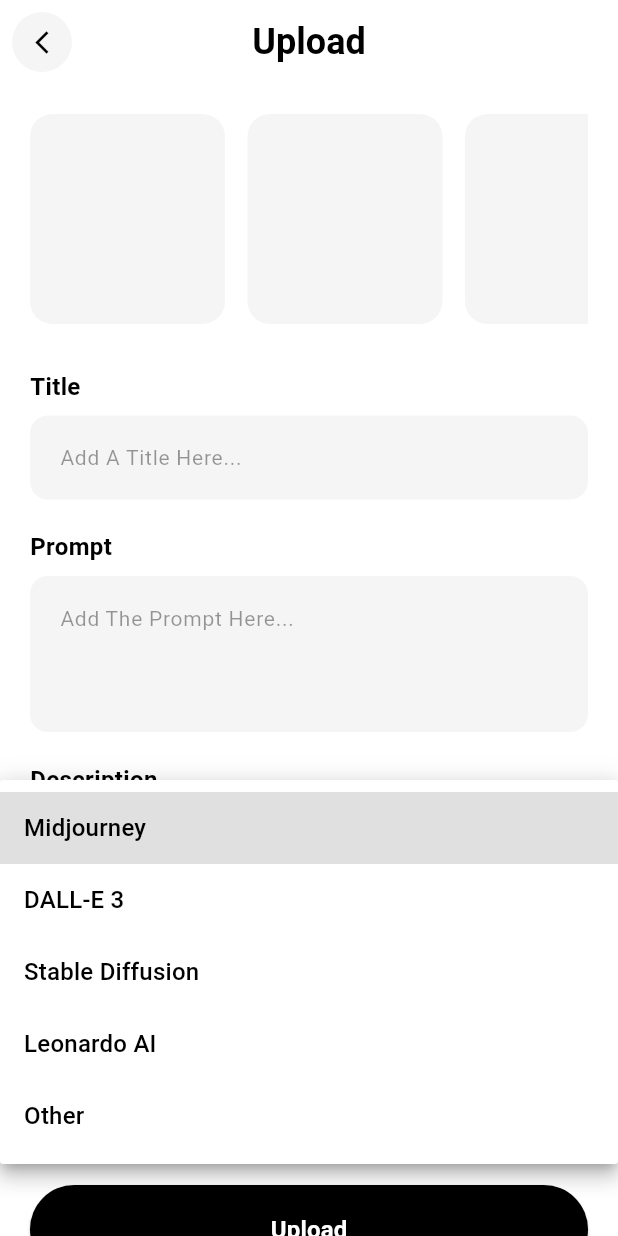
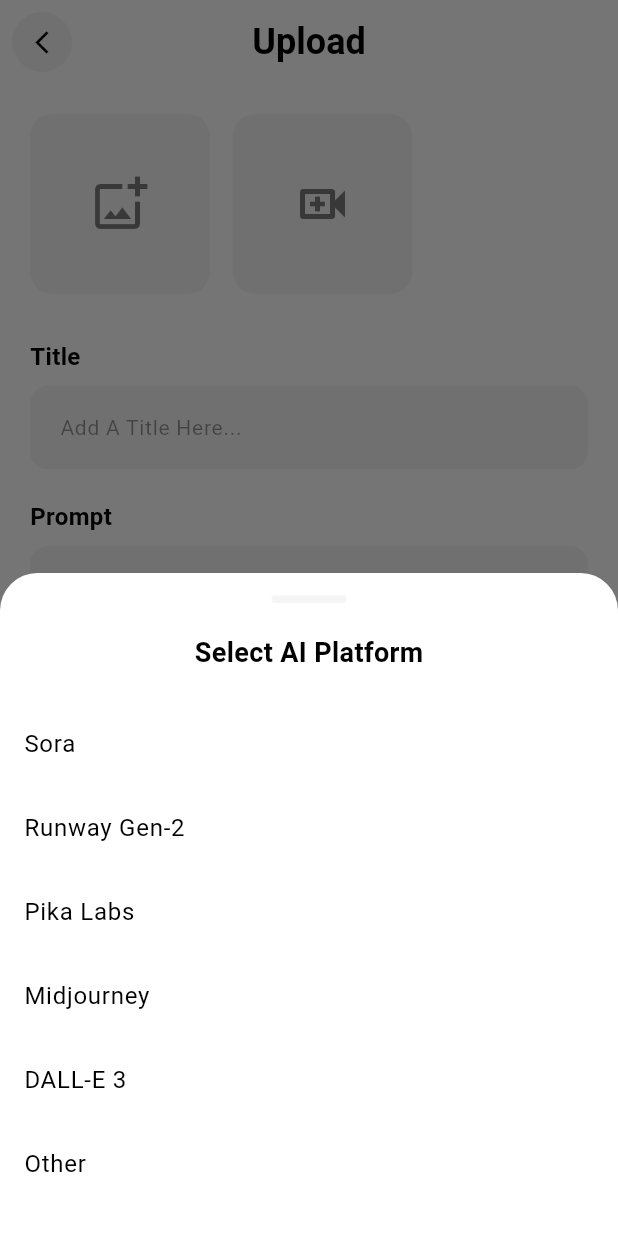
Before and after one commit to chathushkaimasara/ReGen, a Flutter app: the UploadScreen screen opened directly, after a tap on "Select The Platform", on a phone screen of 412 x 824 dp. Run offline on Flutter 3.47's test engine with Material 3 defaults, Android fonts, the phone set to English and light mode, and no system bars; our stand-ins replace cloud_firestore, firebase_auth, firebase_core, image_picker, shared_preferences, video_player; accounts and stored records are empty; generated files the repository leaves out were written again; Roboto replaces fonts that are missing (SFPro).

Commit message:
Updating Upload Screen

```diff
--- a/lib/screens/upload_screen.dart
+++ b/lib/screens/upload_screen.dart
@@ -1,5 +1,10 @@
 import 'dart:ui';
+import 'dart:io';
 import 'package:flutter/material.dart';
+import 'package:image_picker/image_picker.dart';
+import 'package:firebase_auth/firebase_auth.dart';
+import '../services/storage_service.dart';
+import '../services/database_service.dart';
 
 class UploadScreen extends StatefulWidget {
   const UploadScreen({super.key});
@@ -9,110 +14,213 @@
 }
 
 class _UploadScreenState extends State<UploadScreen> {
+  final TextEditingController _titleController = TextEditingController();
+  final TextEditingController _promptController = TextEditingController();
+  final TextEditingController _descController = TextEditingController();
   String? selectedPlatform;
+
+  File? _selectedFile;
+  bool _isVideo = false;
+  bool _isPickingMedia = false;
+  bool _isUploading = false;
+
+  final List<String> _platforms = ['Sora', 'Runway Gen-2', 'Pika Labs', 'Midjourney', 'DALL-E 3', 'Other'];
+
+  Future<void> _pickMedia(bool pickVideo) async {
+    if (_isPickingMedia) return;
+    setState(() => _isPickingMedia = true);
+
+    try {
+      final picker = ImagePicker();
+      final pickedFile = pickVideo
+          ? await picker.pickVideo(source: ImageSource.gallery)
+          : await picker.pickImage(source: ImageSource.gallery);
+
+      if (pickedFile != null) {
+        setState(() {
+          _selectedFile = File(pickedFile.path);
+          _isVideo = pickVideo;
+        });
+      }
+    } catch (e) {
+      debugPrint("Error picking media: $e");
+    } finally {
+      setState(() => _isPickingMedia = false);
+    }
+  }
+
+  void _showPlatformPicker() {
+    showModalBottomSheet(
+      context: context,
+      backgroundColor: Theme.of(context).scaffoldBackgroundColor,
+      shape: const RoundedRectangleBorder(borderRadius: BorderRadius.vertical(top: Radius.circular(25))),
+      builder: (context) {
+        return SafeArea(
+          child: Column(
+            mainAxisSize: MainAxisSize.min,
+            children: [
+              const SizedBox(height: 15),
+              Container(height: 5, width: 50, decoration: BoxDecoration(color: Theme.of(context).colorScheme.secondary, borderRadius: BorderRadius.circular(10))),
+              const Padding(
+                padding: EdgeInsets.all(20),
+                child: Text('Select AI Platform', style: TextStyle(fontSize: 18, fontWeight: FontWeight.bold)),
+              ),
+              ..._platforms.map((platform) => ListTile(
+                title: Text(platform, style: const TextStyle(fontSize: 16)),
+                trailing: selectedPlatform == platform ? Icon(Icons.check_circle, color: Theme.of(context).colorScheme.primary) : null,
+                onTap: () {
+                  setState(() => selectedPlatform = platform);
+                  Navigator.pop(context);
+                },
+              )),
+              const SizedBox(height: 20),
+            ],
+          ),
+        );
+      }
+    );
+  }
+
+  void _handleUpload() async {
+    if (_selectedFile == null) {
+      ScaffoldMessenger.of(context).showSnackBar(const SnackBar(content: Text('Please select media!')));
+      return;
+    }
+    if (_titleController.text.isEmpty || selectedPlatform == null) {
+      ScaffoldMessenger.of(context).showSnackBar(const SnackBar(content: Text('Title and AI Platform are required.')));
+      return;
+    }
+
+    setState(() => _isUploading = true);
+
+    try {
+      final String userId = FirebaseAuth.instance.currentUser!.uid;
+
+      if (_isVideo) {
+        String videoUrl = await StorageService().uploadVideo(_selectedFile!);
+        await DatabaseService().createVideoPost(
+          userId: userId, videoUrl: videoUrl, title: _titleController.text.trim(),
+          prompt: _promptController.text.trim(), description: _descController.text.trim(), aiPlatform: selectedPlatform!,
+        );
+      } else {
+        String imageUrl = await StorageService().uploadPostImage(_selectedFile!, userId);
+        await DatabaseService().createPost(
+          userId: userId, imageUrl: imageUrl, title: _titleController.text.trim(),
+          prompt: _promptController.text.trim(), description: _descController.text.trim(), aiPlatform: selectedPlatform!,
+        );
+      }
+
+      if (mounted) {
+        ScaffoldMessenger.of(context).showSnackBar(const SnackBar(content: Text('Uploaded Successfully!')));
+        Navigator.pop(context);
+      }
+    } catch (e) {
+      if (mounted) ScaffoldMessenger.of(context).showSnackBar(SnackBar(content: Text(e.toString())));
+    } finally {
+      if (mounted) setState(() => _isUploading = false);
+    }
+  }
 
   @override
   Widget build(BuildContext context) {
     return Scaffold(
       extendBodyBehindAppBar: true,
       appBar: AppBar(
-        backgroundColor: Theme.of(context).scaffoldBackgroundColor.withOpacity(0.6),
+        backgroundColor: Theme.of(context).scaffoldBackgroundColor.withOpacity(0.8),
         elevation: 0,
-        scrolledUnderElevation: 0,
-        flexibleSpace: ClipRRect(
-          child: BackdropFilter(
-            filter: ImageFilter.blur(sigmaX: 10.0, sigmaY: 10.0),
-            child: Container(color: Colors.transparent),
-          ),
-        ),
         leading: Padding(
           padding: const EdgeInsets.all(8.0),
           child: Container(
-            decoration: BoxDecoration(
-              shape: BoxShape.circle,
-              color: Theme.of(context).colorScheme.secondary,
-            ),
-            child: IconButton(
-              icon: const Icon(Icons.arrow_back_ios_new, size: 18),
-              onPressed: () => Navigator.pop(context),
-            ),
+            decoration: BoxDecoration(shape: BoxShape.circle, color: Theme.of(context).colorScheme.secondary),
+            child: IconButton(icon: const Icon(Icons.arrow_back_ios_new, size: 18), onPressed: () => Navigator.pop(context)),
           ),
         ),
-        title: const Text(
-          'Upload',
-          style: TextStyle(
-            fontWeight: FontWeight.bold,
-            fontSize: 24,
-            fontFamily: 'SFPro',
-          ),
-        ),
+        title: const Text('Upload', style: TextStyle(fontWeight: FontWeight.bold, fontSize: 24, fontFamily: 'SFPro')),
         centerTitle: true,
       ),
       body: SingleChildScrollView(
-        padding: EdgeInsets.only(
-          left: 20,
-          right: 20,
-          top: MediaQuery.of(context).padding.top + kToolbarHeight + 20,
-          bottom: 20
-        ),
+        padding: EdgeInsets.only(left: 20, right: 20, top: MediaQuery.of(context).padding.top + kToolbarHeight + 20, bottom: 40),
         child: Column(
           crossAxisAlignment: CrossAxisAlignment.start,
           children: [
-            SizedBox(
-              height: 140,
-              child: ListView.builder(
-                scrollDirection: Axis.horizontal,
-                itemCount: 3,
-                itemBuilder: (context, index) {
-                  return Container(
-                    width: 130,
-                    margin: const EdgeInsets.only(right: 15),
+            Row(
+              children: [
+                GestureDetector(
+                  onTap: () => _pickMedia(false),
+                  child: Container(
+                    height: 120, width: 120,
                     decoration: BoxDecoration(
-                      color: Theme.of(context).colorScheme.secondary,
+                      color: !_isVideo && _selectedFile != null ? Colors.transparent : Theme.of(context).colorScheme.secondary,
                       borderRadius: BorderRadius.circular(15),
+                      image: !_isVideo && _selectedFile != null ? DecorationImage(image: FileImage(_selectedFile!), fit: BoxFit.cover) : null,
                     ),
-                  );
-                },
-              ),
+                    child: !_isVideo && _selectedFile != null ? null : Icon(Icons.add_photo_alternate_outlined, size: 40, color: Theme.of(context).iconTheme.color?.withOpacity(0.5)),
+                  ),
+                ),
+                const SizedBox(width: 15),
+                GestureDetector(
+                  onTap: () => _pickMedia(true),
+                  child: Container(
+                    height: 120, width: 120,
+                    decoration: BoxDecoration(
+                      color: _isVideo && _selectedFile != null ? Theme.of(context).colorScheme.primary.withOpacity(0.1) : Theme.of(context).colorScheme.secondary,
+                      borderRadius: BorderRadius.circular(15),
+                      border: _isVideo && _selectedFile != null ? Border.all(color: Theme.of(context).colorScheme.primary, width: 2) : null,
+                    ),
+                    child: _isVideo && _selectedFile != null ? Icon(Icons.video_file, size: 50, color: Theme.of(context).colorScheme.primary) : Icon(Icons.video_call_outlined, size: 40, color: Theme.of(context).iconTheme.color?.withOpacity(0.5)),
+                  ),
+                ),
+              ],
             ),
             const SizedBox(height: 30),
 
             _buildInputLabel('Title'),
-            _buildCustomTextField('Add A Title Here...', context, maxLines: 1),
+            _buildCustomTextField('Add A Title Here...', _titleController, maxLines: 1),
             const SizedBox(height: 20),
 
             _buildInputLabel('Prompt'),
-            _buildCustomTextField('Add The Prompt Here...', context, maxLines: 3),
+            _buildCustomTextField('Add The Prompt Here...', _promptController, maxLines: 3),
             const SizedBox(height: 20),
 
             _buildInputLabel('Description'),
-            _buildCustomTextField('Add A Description Here...', context, maxLines: 3),
+            _buildCustomTextField('Add A Description Here...', _descController, maxLines: 3),
             const SizedBox(height: 20),
 
             _buildInputLabel('AI Platform'),
-            _buildDropdownField(context),
-
+            GestureDetector(
+              onTap: _showPlatformPicker,
+              child: Container(
+                padding: const EdgeInsets.symmetric(horizontal: 16, vertical: 16),
+                decoration: BoxDecoration(
+                  color: Theme.of(context).colorScheme.secondary,
+                  borderRadius: BorderRadius.circular(12),
+                ),
+                child: Row(
+                  mainAxisAlignment: MainAxisAlignment.spaceBetween,
+                  children: [
+                    Text(selectedPlatform ?? 'Select The Platform', style: TextStyle(color: selectedPlatform == null ? Theme.of(context).textTheme.bodyMedium?.color?.withOpacity(0.4) : Theme.of(context).textTheme.bodyMedium?.color, fontSize: 14)),
+                    Icon(Icons.keyboard_arrow_down, color: Theme.of(context).iconTheme.color?.withOpacity(0.5)),
+                  ],
+                ),
+              ),
+            ),
             const SizedBox(height: 40),
 
             SizedBox(
               width: double.infinity,
               child: ElevatedButton(
-                onPressed: () {},
+                onPressed: _isUploading ? null : _handleUpload,
                 style: ElevatedButton.styleFrom(
-                  backgroundColor: Theme.of(context).colorScheme.primary, // Adapts button color
+                  backgroundColor: Theme.of(context).colorScheme.primary,
                   foregroundColor: Theme.of(context).scaffoldBackgroundColor,
                   padding: const EdgeInsets.symmetric(vertical: 18),
-                  shape: RoundedRectangleBorder(
-                    borderRadius: BorderRadius.circular(30),
-                  ),
+                  shape: RoundedRectangleBorder(borderRadius: BorderRadius.circular(30)),
                 ),
-                child: const Text(
-                  'Upload',
-                  style: TextStyle(fontSize: 16, fontWeight: FontWeight.bold),
-                ),
+                child: _isUploading
+                    ? SizedBox(height: 20, width: 20, child: CircularProgressIndicator(strokeWidth: 2, color: Theme.of(context).scaffoldBackgroundColor))
+                    : const Text('Upload', style: TextStyle(fontSize: 16, fontWeight: FontWeight.bold)),
               ),
             ),
-            const SizedBox(height: 20),
           ],
         ),
       ),
@@ -120,62 +228,19 @@
   }
 
   Widget _buildInputLabel(String text) {
-    return Padding(
-      padding: const EdgeInsets.only(bottom: 8.0),
-      child: Text(
-        text,
-        style: const TextStyle(fontWeight: FontWeight.bold, fontSize: 16),
-      ),
-    );
+    return Padding(padding: const EdgeInsets.only(bottom: 8.0), child: Text(text, style: const TextStyle(fontWeight: FontWeight.bold, fontSize: 16)));
   }
 
-  Widget _buildCustomTextField(String hintText, BuildContext context, {int maxLines = 1}) {
+  Widget _buildCustomTextField(String hintText, TextEditingController controller, {int maxLines = 1}) {
     return TextField(
-      maxLines: maxLines,
+      controller: controller, maxLines: maxLines,
       decoration: InputDecoration(
         hintText: hintText,
-        hintStyle: TextStyle(
-          color: Theme.of(context).textTheme.bodyMedium?.color?.withOpacity(0.4),
-          fontSize: 14
-        ),
-        filled: true,
-        fillColor: Theme.of(context).colorScheme.secondary,
-        border: OutlineInputBorder(
-          borderRadius: BorderRadius.circular(12),
-          borderSide: BorderSide.none,
-        ),
+        hintStyle: TextStyle(color: Theme.of(context).textTheme.bodyMedium?.color?.withOpacity(0.4), fontSize: 14),
+        filled: true, fillColor: Theme.of(context).colorScheme.secondary,
+        border: OutlineInputBorder(borderRadius: BorderRadius.circular(12), borderSide: BorderSide.none),
         contentPadding: const EdgeInsets.symmetric(horizontal: 16, vertical: 16),
       ),
     );
   }
-
-  Widget _buildDropdownField(BuildContext context) {
-    return DropdownButtonFormField<String>(
-      decoration: InputDecoration(
-        filled: true,
-        fillColor: Theme.of(context).colorScheme.secondary,
-        border: OutlineInputBorder(
-          borderRadius: BorderRadius.circular(12),
-          borderSide: BorderSide.none,
-        ),
-        contentPadding: const EdgeInsets.symmetric(horizontal: 16, vertical: 16),
-      ),
-      hint: Text(
-        'Select The Platform',
-        style: TextStyle(color: Theme.of(context).textTheme.bodyMedium?.color?.withOpacity(0.4), fontSize: 14)
-      ),
-      value: selectedPlatform,
-      items: ['Midjourney', 'DALL-E 3', 'Stable Diffusion', 'Leonardo AI', 'Other']
-          .map((platform) => DropdownMenuItem(
-                value: platform,
-                child: Text(platform),
-              ))
-          .toList(),
-      onChanged: (value) {
-        setState(() {
-          selectedPlatform = value;
-        });
-      },
-    );
-  }
 }
```
